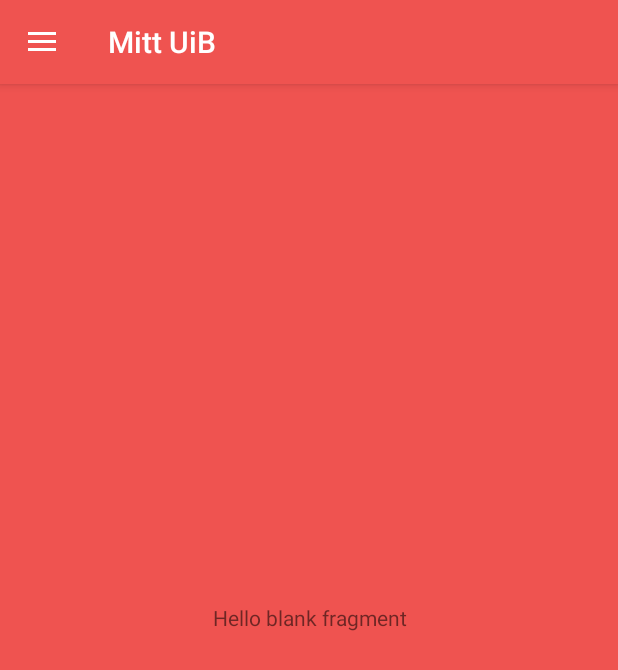
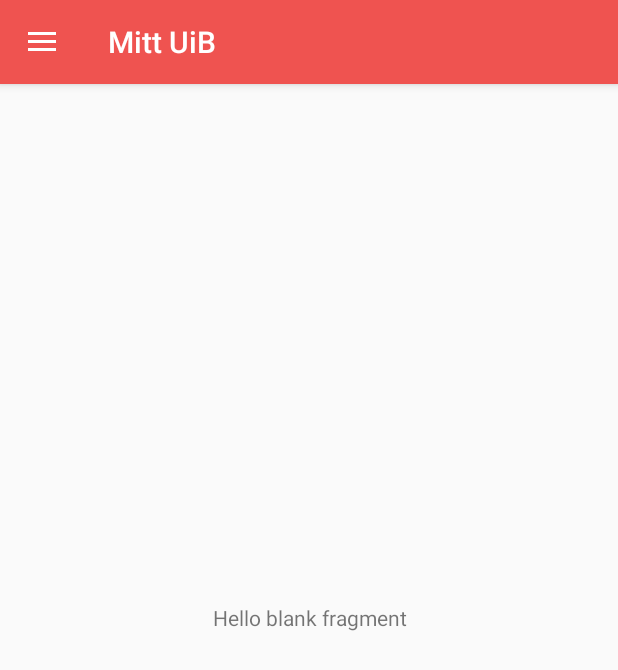
Before and after one commit to andrmos/imber, an Android app: the fragment AboutFragment placed in its activity, on a phone screen of 412 x 824 dp. Shown: the top 670 px of the screen. Run offline under Robolectric (Android 15) with nearby library versions, the phone set to English and light mode, and no system bars.

Commit message:
Changed background in about

```diff
--- a/app/src/main/res/layout/fragment_about.xml
+++ b/app/src/main/res/layout/fragment_about.xml
@@ -2,8 +2,7 @@
     xmlns:tools="http://schemas.android.com/tools"
     android:layout_width="match_parent"
     android:layout_height="match_parent"
-    tools:context="com.mossige.finseth.follo.inf219_mitt_uib.AboutFragment"
-    android:background="@color/colorPrimary">
+    tools:context="com.mossige.finseth.follo.inf219_mitt_uib.AboutFragment">
 
     <!-- TODO: Update blank fragment layout -->
     <TextView
```
